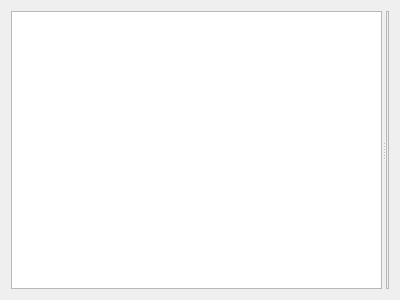
Before: the Qt Designer form lib/arinc665_qt/media/MediaSetViewWidget.ui in hirah2205/ARINC-665, drawn with Qt 5.
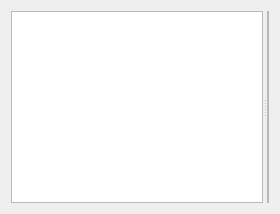
After: the same form once the commit is applied. Custom widgets are drawn as their Qt base class.

Commit message:
Update ARINC 665 QT Media Set Decompiler
Add Media Set Decompiler Window and Actions.
Update Icons.

What changed in the file:
```diff
--- a/lib/arinc665_qt/media/MediaSetViewWidget.ui
+++ b/lib/arinc665_qt/media/MediaSetViewWidget.ui
@@ -2,17 +2,6 @@
 <ui version="4.0">
  <class>Arinc665Qt::Media::MediaSetViewWidget</class>
  <widget class="QWidget" name="Arinc665Qt::Media::MediaSetViewWidget">
-  <property name="geometry">
-   <rect>
-    <x>0</x>
-    <y>0</y>
-    <width>400</width>
-    <height>300</height>
-   </rect>
-  </property>
-  <property name="windowTitle">
-   <string>Form</string>
-  </property>
   <layout class="QVBoxLayout" name="verticalLayout">
    <item>
     <widget class="QSplitter" name="splitter">
```
The commit also changes 17 other files.
